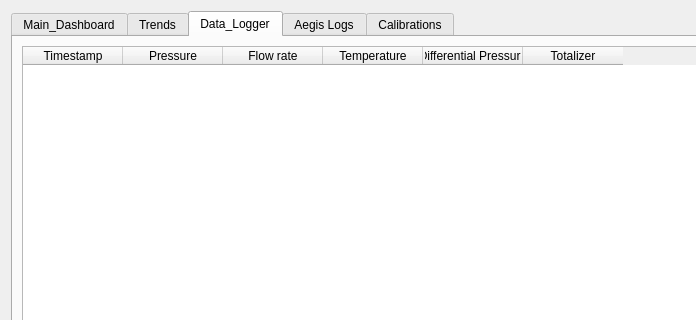
First picture: the form in dashboard.ui, repository Botunade/FlowComputer-2.0, before the edit; both pictures show x 0 to 696 and y 0 to 320 of the 1003 by 579 pixel window.
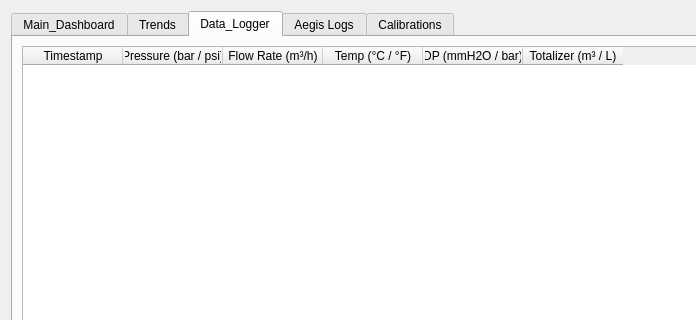
Second picture: the form after the edit. The open tabs and pages were chosen to show the change.

The edit to the form file:
```diff
--- a/dashboard.ui
+++ b/dashboard.ui
@@ -158,27 +158,27 @@
          </column>
          <column>
           <property name="text">
-           <string>Pressure</string>
+           <string>Pressure (bar / psi)</string>
           </property>
          </column>
          <column>
           <property name="text">
-           <string>Flow rate</string>
+           <string>Flow Rate (m³/h)</string>
           </property>
          </column>
          <column>
           <property name="text">
-           <string>Temperature</string>
+           <string>Temp (°C / °F)</string>
           </property>
          </column>
          <column>
           <property name="text">
-           <string>Differential Pressure</string>
+           <string>DP (mmH2O / bar)</string>
           </property>
          </column>
          <column>
           <property name="text">
-           <string>Totalizer</string>
+           <string>Totalizer (m³ / L)</string>
           </property>
          </column>
         </widget>
```
Left out of the diff: 8 changed lines with no effect on the pictures.
